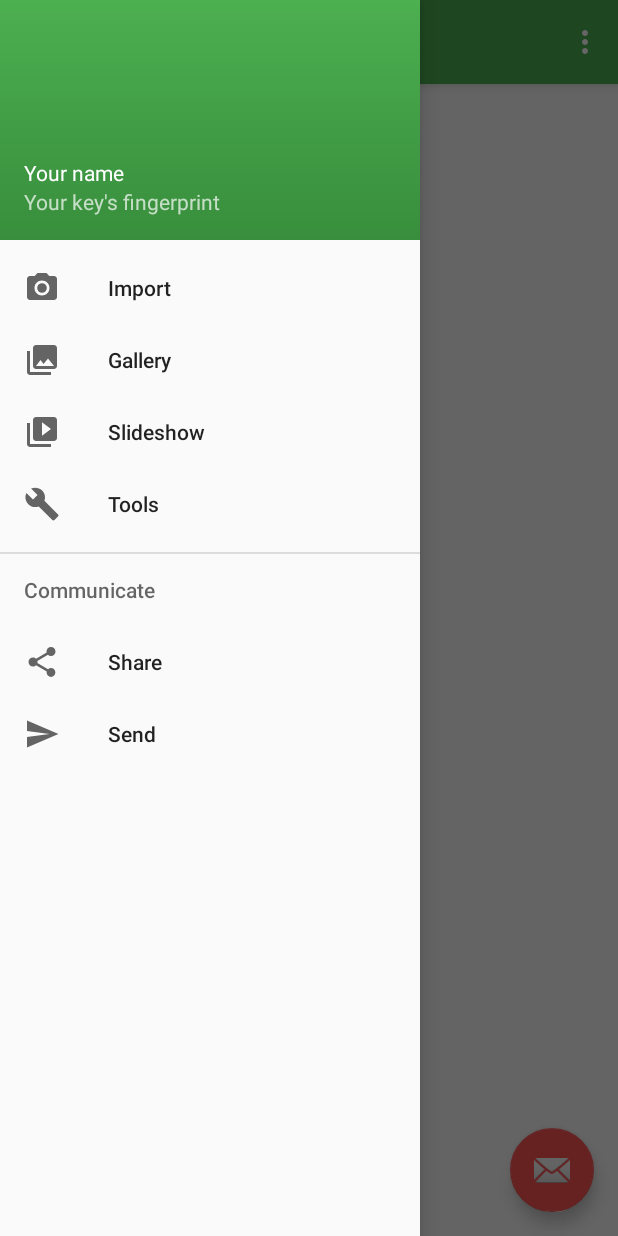
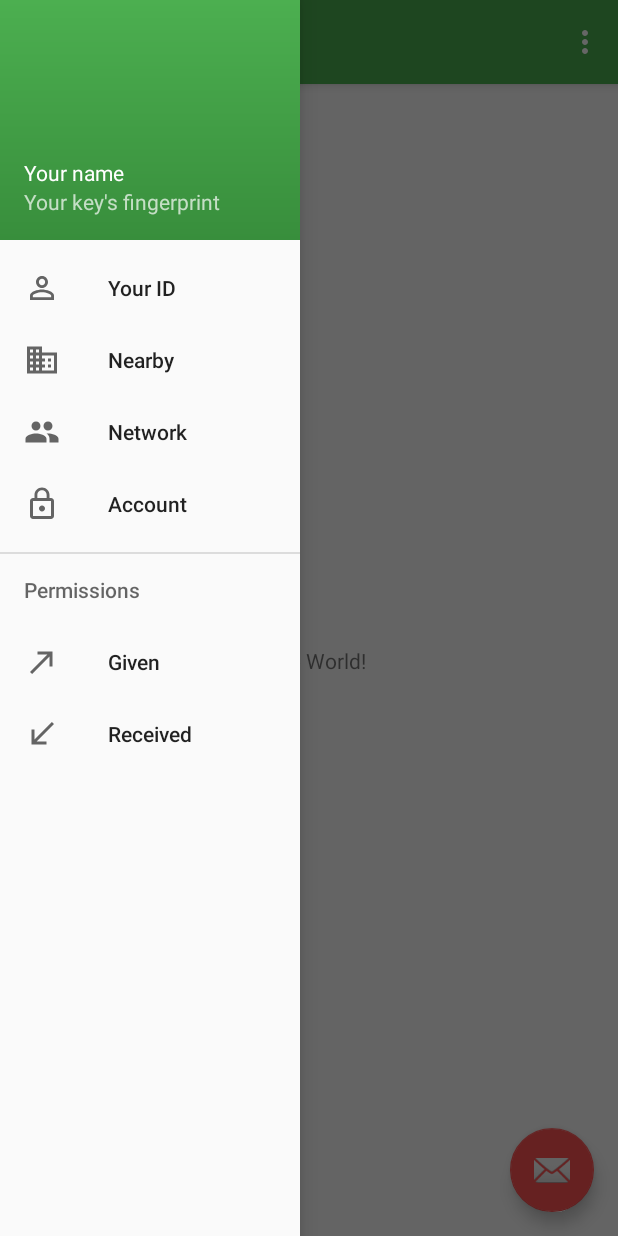
Before and after one commit to bentemplin/gatekeeper-app, an Android app: the screen it shows after launch (MainActivity), with the side drawer open, on a phone screen of 412 x 824 dp. Run offline under Robolectric (Android 15) with nearby library versions, the phone set to English and light mode, and no system bars.

Commit message:
Modify UI left drawer

```diff
--- a/app/src/main/java/me/ryanpetschek/gatekeeper/MainActivity.java
+++ b/app/src/main/java/me/ryanpetschek/gatekeeper/MainActivity.java
@@ -80,17 +80,18 @@ public class MainActivity extends AppCompatActivity
         // Handle navigation view item clicks here.
         int id = item.getItemId();
 
-        if (id == R.id.nav_camera) {
-            // Handle the camera action
-        } else if (id == R.id.nav_gallery) {
+        if (id == R.id.nav_id) {
+            // Handle the ID action
 
-        } else if (id == R.id.nav_slideshow) {
+        } else if (id == R.id.nav_nearby) {
 
-        } else if (id == R.id.nav_manage) {
+        } else if (id == R.id.nav_network) {
 
-        } else if (id == R.id.nav_share) {
+        } else if (id == R.id.nav_account) {
 
-        } else if (id == R.id.nav_send) {
+        } else if (id == R.id.nav_perm_given) {
+
+        } else if (id == R.id.nav_perm_received) {
 
         }
 
--- /dev/null
+++ b/app/src/main/res/drawable/ic_account.xml
@@ -0,0 +1,9 @@
+<vector xmlns:android="http://schemas.android.com/apk/res/android"
+        android:width="24dp"
+        android:height="24dp"
+        android:viewportWidth="24.0"
+        android:viewportHeight="24.0">
+    <path
+        android:fillColor="#FF000000"
+        android:pathData="M12,17c1.1,0 2,-0.9 2,-2s-0.9,-2 -2,-2 -2,0.9 -2,2 0.9,2 2,2zM18,8h-1L17,6c0,-2.76 -2.24,-5 -5,-5S7,3.24 7,6v2L6,8c-1.1,0 -2,0.9 -2,2v10c0,1.1 0.9,2 2,2h12c1.1,0 2,-0.9 2,-2L20,10c0,-1.1 -0.9,-2 -2,-2zM8.9,6c0,-1.71 1.39,-3.1 3.1,-3.1s3.1,1.39 3.1,3.1v2L8.9,8L8.9,6zM18,20L6,20L6,10h12v10z"/>
+</vector>
--- /dev/null
+++ b/app/src/main/res/drawable/ic_business.xml
@@ -0,0 +1,9 @@
+<vector xmlns:android="http://schemas.android.com/apk/res/android"
+        android:width="24dp"
+        android:height="24dp"
+        android:viewportWidth="24.0"
+        android:viewportHeight="24.0">
+    <path
+        android:fillColor="#FF000000"
+        android:pathData="M12,7L12,3L2,3v18h20L22,7L12,7zM6,19L4,19v-2h2v2zM6,15L4,15v-2h2v2zM6,11L4,11L4,9h2v2zM6,7L4,7L4,5h2v2zM10,19L8,19v-2h2v2zM10,15L8,15v-2h2v2zM10,11L8,11L8,9h2v2zM10,7L8,7L8,5h2v2zM20,19h-8v-2h2v-2h-2v-2h2v-2h-2L12,9h8v10zM18,11h-2v2h2v-2zM18,15h-2v2h2v-2z"/>
+</vector>
--- /dev/null
+++ b/app/src/main/res/drawable/ic_given.xml
@@ -0,0 +1,9 @@
+<vector xmlns:android="http://schemas.android.com/apk/res/android"
+        android:width="24dp"
+        android:height="24dp"
+        android:viewportWidth="24.0"
+        android:viewportHeight="24.0">
+    <path
+        android:fillColor="#FF000000"
+        android:pathData="M9,5v2h6.59L4,18.59 5.41,20 17,8.41V15h2V5z"/>
+</vector>
--- /dev/null
+++ b/app/src/main/res/drawable/ic_id.xml
@@ -0,0 +1,9 @@
+<vector xmlns:android="http://schemas.android.com/apk/res/android"
+        android:width="24dp"
+        android:height="24dp"
+        android:viewportWidth="24.0"
+        android:viewportHeight="24.0">
+    <path
+        android:fillColor="#FF000000"
+        android:pathData="M12,5.9c1.16,0 2.1,0.94 2.1,2.1s-0.94,2.1 -2.1,2.1S9.9,9.16 9.9,8s0.94,-2.1 2.1,-2.1m0,9c2.97,0 6.1,1.46 6.1,2.1v1.1L5.9,18.1L5.9,17c0,-0.64 3.13,-2.1 6.1,-2.1M12,4C9.79,4 8,5.79 8,8s1.79,4 4,4 4,-1.79 4,-4 -1.79,-4 -4,-4zM12,13c-2.67,0 -8,1.34 -8,4v3h16v-3c0,-2.66 -5.33,-4 -8,-4z"/>
+</vector>
--- /dev/null
+++ b/app/src/main/res/drawable/ic_network.xml
@@ -0,0 +1,9 @@
+<vector xmlns:android="http://schemas.android.com/apk/res/android"
+        android:width="24dp"
+        android:height="24dp"
+        android:viewportWidth="24.0"
+        android:viewportHeight="24.0">
+    <path
+        android:fillColor="#FF000000"
+        android:pathData="M16,11c1.66,0 2.99,-1.34 2.99,-3S17.66,5 16,5c-1.66,0 -3,1.34 -3,3s1.34,3 3,3zM8,11c1.66,0 2.99,-1.34 2.99,-3S9.66,5 8,5C6.34,5 5,6.34 5,8s1.34,3 3,3zM8,13c-2.33,0 -7,1.17 -7,3.5L1,19h14v-2.5c0,-2.33 -4.67,-3.5 -7,-3.5zM16,13c-0.29,0 -0.62,0.02 -0.97,0.05 1.16,0.84 1.97,1.97 1.97,3.45L17,19h6v-2.5c0,-2.33 -4.67,-3.5 -7,-3.5z"/>
+</vector>
--- /dev/null
+++ b/app/src/main/res/drawable/ic_received.xml
@@ -0,0 +1,9 @@
+<vector xmlns:android="http://schemas.android.com/apk/res/android"
+        android:width="24dp"
+        android:height="24dp"
+        android:viewportWidth="24.0"
+        android:viewportHeight="24.0">
+    <path
+        android:fillColor="#FF000000"
+        android:pathData="M20,5.41L18.59,4 7,15.59V9H5v10h10v-2H8.41z"/>
+</vector>
--- /dev/null
+++ b/app/src/main/res/drawable/ic_requests.xml
@@ -0,0 +1,9 @@
+<vector xmlns:android="http://schemas.android.com/apk/res/android"
+        android:width="24dp"
+        android:height="24dp"
+        android:viewportWidth="24.0"
+        android:viewportHeight="24.0">
+    <path
+        android:fillColor="#FF000000"
+        android:pathData="M21,8L21,7l-3,2 -3,-2v1l3,2 3,-2zM22,3L2,3C0.9,3 0,3.9 0,5v14c0,1.1 0.9,2 2,2h20c1.1,0 1.99,-0.9 1.99,-2L24,5c0,-1.1 -0.9,-2 -2,-2zM8,6c1.66,0 3,1.34 3,3s-1.34,3 -3,3 -3,-1.34 -3,-3 1.34,-3 3,-3zM14,18L2,18v-1c0,-2 4,-3.1 6,-3.1s6,1.1 6,3.1v1zM22,12h-8L14,6h8v6z"/>
+</vector>
--- a/app/src/main/res/layout/activity_main.xml
+++ b/app/src/main/res/layout/activity_main.xml
@@ -16,7 +16,7 @@
 
     <android.support.design.widget.NavigationView
         android:id="@+id/nav_view"
-        android:layout_width="wrap_content"
+        android:layout_width="200dp"
         android:layout_height="match_parent"
         android:layout_gravity="start"
         android:fitsSystemWindows="true"
--- a/app/src/main/res/menu/activity_main_drawer.xml
+++ b/app/src/main/res/menu/activity_main_drawer.xml
@@ -3,33 +3,33 @@
 
     <group android:checkableBehavior="single">
         <item
-            android:id="@+id/nav_camera"
-            android:icon="@drawable/ic_menu_camera"
-            android:title="Import" />
+            android:id="@+id/nav_id"
+            android:icon="@drawable/ic_id"
+            android:title="Your ID" />
         <item
-            android:id="@+id/nav_gallery"
-            android:icon="@drawable/ic_menu_gallery"
-            android:title="Gallery" />
+            android:id="@+id/nav_nearby"
+            android:icon="@drawable/ic_business"
+            android:title="Nearby" />
         <item
-            android:id="@+id/nav_slideshow"
-            android:icon="@drawable/ic_menu_slideshow"
-            android:title="Slideshow" />
+            android:id="@+id/nav_network"
+            android:icon="@drawable/ic_network"
+            android:title="Network" />
         <item
-            android:id="@+id/nav_manage"
-            android:icon="@drawable/ic_menu_manage"
-            android:title="Tools" />
+            android:id="@+id/nav_account"
+            android:icon="@drawable/ic_account"
+            android:title="Account" />
     </group>
 
-    <item android:title="Communicate">
+    <item android:title="Permissions">
         <menu>
             <item
-                android:id="@+id/nav_share"
-                android:icon="@drawable/ic_menu_share"
-                android:title="Share" />
+                android:id="@+id/nav_perm_given"
+                android:icon="@drawable/ic_given"
+                android:title="Given" />
             <item
-                android:id="@+id/nav_send"
-                android:icon="@drawable/ic_menu_send"
-                android:title="Send" />
+                android:id="@+id/nav_perm_received"
+                android:icon="@drawable/ic_received"
+                android:title="Received" />
         </menu>
     </item>
 
```
